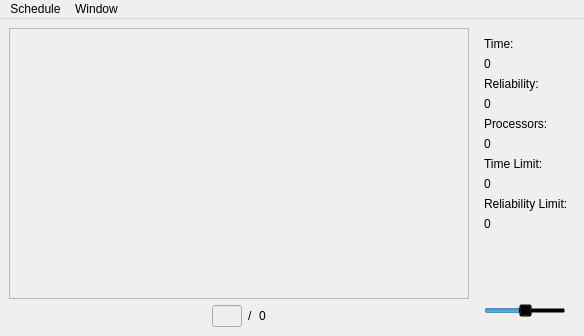
First picture: the form in src/SchedulerGUI/Windows/Viewer.ui, repository DanielZorin/movepoint, before the edit.
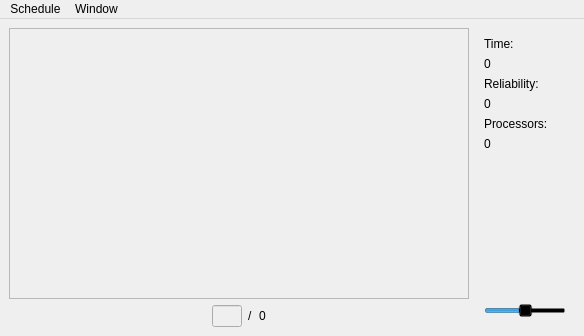
Second picture: the form after the edit. Icons and pictures are not drawn.

Commit message: [~] deleted deprecated code [+] Viewer functionality completely restored

Diff of the .ui file:
```diff
--- a/src/SchedulerGUI/Windows/Viewer.ui
+++ b/src/SchedulerGUI/Windows/Viewer.ui
@@ -33,9 +33,17 @@
 	background-color: transparent;
 }</string>
   </property>
-  <widget class="QWidget" name="centralwidget">
-   <property name="sizePolicy">
-    <sizepolicy hsizetype="Preferred" vsizetype="Preferred">
+  <widget class="QWidget" name="centralwidget" >
+   <property name="geometry" >
+    <rect>
+     <x>0</x>
+     <y>22</y>
+     <width>584</width>
+     <height>314</height>
+    </rect>
+   </property>
+   <property name="sizePolicy" >
+    <sizepolicy vsizetype="Preferred" hsizetype="Preferred" >
      <horstretch>0</horstretch>
      <verstretch>0</verstretch>
     </sizepolicy>
@@ -419,39 +427,8 @@
           </widget>
          </item>
          <item>
-          <widget class="QLabel" name="label_4">
-           <property name="styleSheet">
-            <string notr="true"/>
-           </property>
-           <property name="text">
-            <string>Time Limit:</string>
-           </property>
-          </widget>
-         </item>
-         <item>
-          <widget class="QLabel" name="tdir">
-           <property name="text">
-            <string>0</string>
-           </property>
-          </widget>
-         </item>
-         <item>
-          <widget class="QLabel" name="label_6">
-           <property name="text">
-            <string>Reliability Limit:</string>
-           </property>
-          </widget>
-         </item>
-         <item>
-          <widget class="QLabel" name="rdir">
-           <property name="text">
-            <string>0</string>
-           </property>
-          </widget>
-         </item>
-         <item>
-          <spacer name="verticalSpacer">
-           <property name="orientation">
+          <spacer name="verticalSpacer" >
+           <property name="orientation" >
             <enum>Qt::Vertical</enum>
            </property>
            <property name="sizeHint" stdset="0">
```
Left out of the diff: 349 changed lines with no effect on the pictures. The commit also changes 9 other files.
